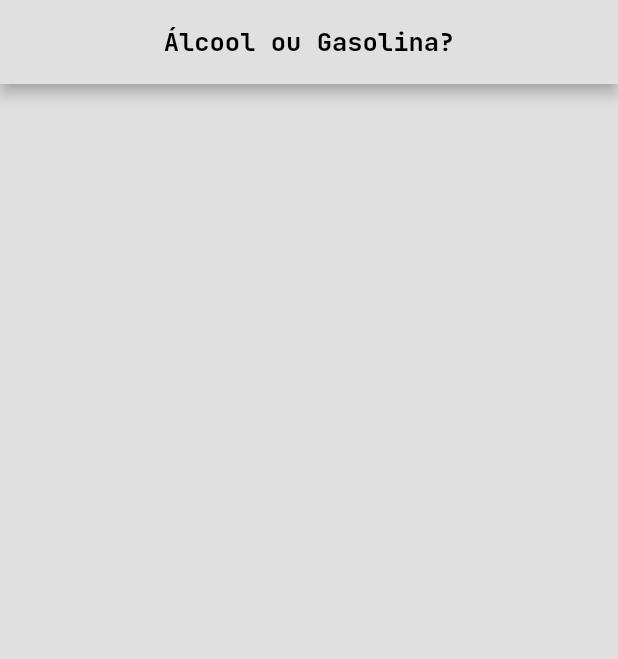
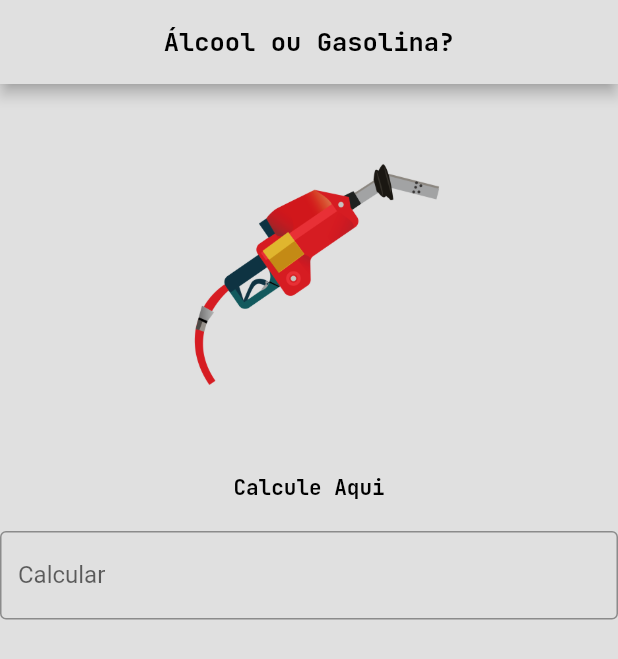
Before and after one commit to Victor-Zarzar/alcool_ou_gasolina, a Flutter app: the HomePage screen opened directly, on a phone screen of 412 x 824 dp. Shown: the top 659 px of the screen. Run offline on Flutter 3.47's test engine with Material 3 defaults, Android fonts, the phone set to English and light mode, and no system bars; our stand-ins replace getwidget, google_fonts.

Commit message:
Feat: create components in homepage

```diff
--- a/lib/components/AppAssets/app_assets.dart
+++ b/lib/components/AppAssets/app_assets.dart
@@ -4,6 +4,9 @@ class ImageOne {
   ImageOne._();
 
   static Image asset() {
-    return Image.asset('lib/assets/gasoline.png');
+    return Image.asset('lib/assets/imageone.png',
+    height: 250,
+    width: 220,
+    );
   }
 }
--- a/lib/pages/HomePage/home_page.dart
+++ b/lib/pages/HomePage/home_page.dart
@@ -1,3 +1,4 @@
+import 'package:alcool_ou_gasolina/components/AppAssets/app_assets.dart';
 import 'package:alcool_ou_gasolina/components/AppTheme/app_theme.dart';
 import 'package:flutter/material.dart';
 import 'package:getwidget/getwidget.dart';
@@ -11,8 +12,12 @@ class HomePage extends StatefulWidget {
 }
 
 class _HomePageState extends State<HomePage> {
+  TextEditingController fuelController = TextEditingController();
+
   @override
   Widget build(BuildContext context) {
+    double myHeight = MediaQuery.of(context).size.height;
+    double myWidth = MediaQuery.of(context).size.width;
     return Scaffold(
       backgroundColor: AppTheme.primaryColor,
       appBar: GFAppBar(
@@ -30,6 +35,36 @@ class _HomePageState extends State<HomePage> {
           ),
         ),
       ),
+      body: SizedBox(
+        height: myHeight,
+        width: myWidth,
+        child: SingleChildScrollView(
+          child: Column(
+            mainAxisAlignment: MainAxisAlignment.center,
+            children: [
+              ImageOne.asset(),
+              const SizedBox(height: 10),
+              Text(
+                'Calcule Aqui',
+                style: GoogleFonts.jetBrainsMono(
+                  textStyle: TextStyle(
+                    fontSize: 14,
+                    fontWeight: FontWeight.bold,
+                    color: TextColor.primaryColor,
+                  ),
+                ),
+              ),
+              const SizedBox(height: 20),
+              TextFormField(
+                controller: fuelController,
+                keyboardType: TextInputType.number,
+                decoration: const InputDecoration(
+                    labelText: 'Calcular', border: OutlineInputBorder()),
+              ),
+            ],
+          ),
+        ),
+      ),
     );
   }
 }
```
Also changed, not shown: lib/assets/imageone.png (added).
